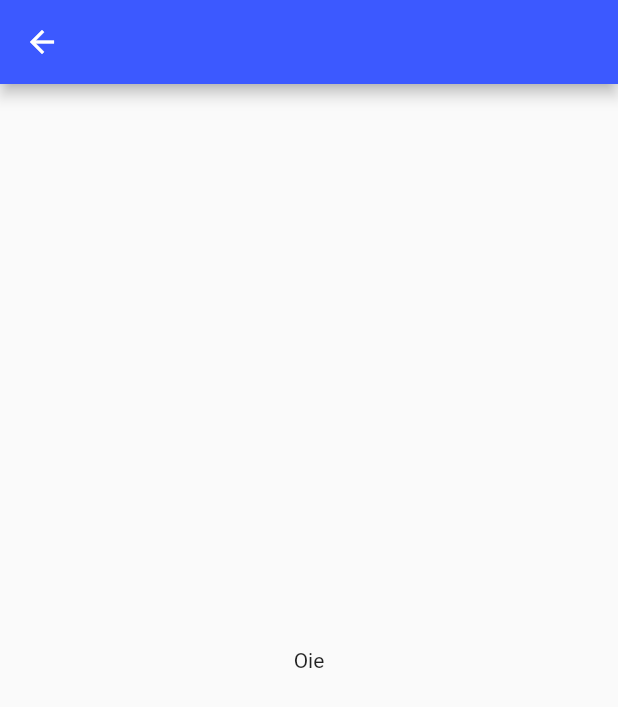
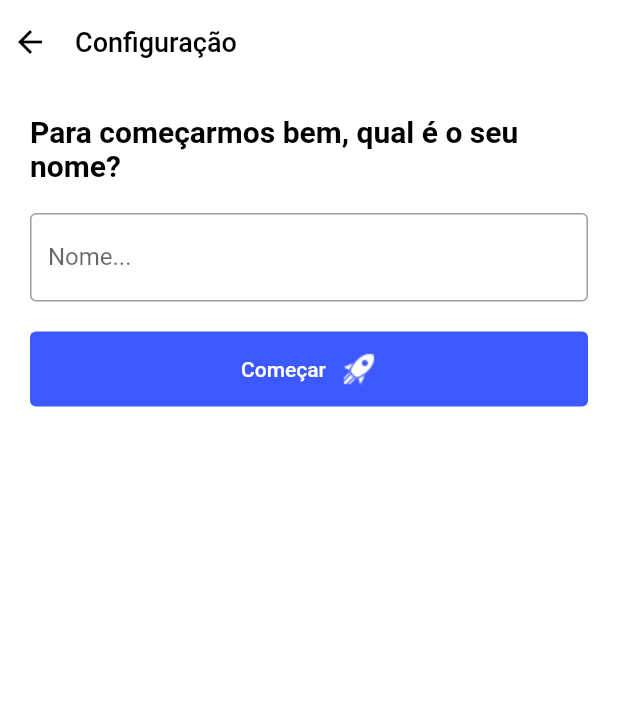
Before and after one commit to jpssantiago/cofrinho_digital, a Flutter app: the screen it shows after launch, after a tap on "Continuar", on a phone screen of 412 x 824 dp. Shown: the top 707 px of the screen. Run offline on Flutter 3.47's test engine with Material 2 defaults, Android fonts, the phone set to English and light mode, and no system bars.

Commit message:
Adicionado a primeira versão da página de configuração.

```diff
--- a/lib/main.dart
+++ b/lib/main.dart
@@ -1,7 +1,11 @@
 import 'package:flutter/material.dart';
+import 'package:provider/provider.dart';
+
+import 'providers/user_provider.dart';
 
 import 'pages/welcome/welcome_page.dart';
 import 'pages/setup/setup_page.dart';
+import 'pages/main/main_page.dart';
 
 void main() => runApp(const MyApp());
 
@@ -10,13 +14,17 @@ class MyApp extends StatelessWidget {
 
   @override
   Widget build(BuildContext context) {
-    return MaterialApp(
+    return ChangeNotifierProvider(
+      create: (context) => UserProvider(),
+      child: MaterialApp(
         routes: {
           '/welcome': (context) => const WelcomePage(),
           '/setup': (context) => const SetupPage(),
+          '/main': (context) => const MainPage(),
         },
         initialRoute: '/welcome',
         theme: _buildTheme(),
+      ),
     );
   }
 }
--- /dev/null
+++ b/lib/models/user_model.dart
@@ -0,0 +1,7 @@
+class UserModel {
+  String name;
+
+  UserModel({
+    required this.name,
+  });
+}
--- a/lib/pages/setup/setup_page.dart
+++ b/lib/pages/setup/setup_page.dart
@@ -1,14 +1,138 @@
 import 'package:flutter/material.dart';
+import 'package:provider/provider.dart';
 
-class SetupPage extends StatelessWidget {
+import '/widgets/custom_app_bar.dart';
+import '/utils/snackbar_utils.dart';
+import '/providers/user_provider.dart';
+
+class SetupPage extends StatefulWidget {
   const SetupPage({Key? key}) : super(key: key);
 
   @override
+  State<SetupPage> createState() => _SetupPageState();
+}
+
+class _SetupPageState extends State<SetupPage> {
+  bool _loading = false;
+
+  @override
   Widget build(BuildContext context) {
+    final TextEditingController _controller = TextEditingController();
+    final UserProvider provider = Provider.of<UserProvider>(
+      context,
+      listen: false,
+    );
+
+    void setLoading(bool value) {
+      setState(() {
+        _loading = value;
+      });
+    }
+
+    Widget _buildTitle() {
+      return const Text(
+        'Para começarmos bem, qual é o seu nome?',
+        style: TextStyle(
+          fontSize: 20,
+          fontWeight: FontWeight.bold,
+          color: Colors.black,
+        ),
+      );
+    }
+
+    Widget _buildInput() {
+      return TextField(
+        decoration: const InputDecoration(
+          labelText: 'Nome...',
+          border: OutlineInputBorder(),
+        ),
+        controller: _controller,
+      );
+    }
+
+    void handleSubmit() async {
+      if (_loading) return;
+
+      String name = _controller.text;
+
+      if (name.trim().isEmpty) {
+        SnackbarUtils.showMessage(
+          context: context,
+          message: 'Informe o seu nome para continuar.',
+        );
+        return;
+      }
+
+      setLoading(true);
+
+      final created = await provider.createUser(name);
+      if (created) {
+        Navigator.of(context).pushNamedAndRemoveUntil(
+          '/main',
+          (route) => false,
+        );
+      }
+
+      setLoading(false);
+    }
+
+    Widget _buildButton() {
+      Row _buildRow() {
+        return Row(
+          mainAxisAlignment: MainAxisAlignment.center,
+          children: [
+            const Text('Começar'),
+            const SizedBox(width: 10),
+            Image.asset('assets/icons/rocket.png'),
+          ],
+        );
+      }
+
+      Widget _buildLoading() {
+        return const SizedBox(
+          width: 24,
+          height: 24,
+          child: CircularProgressIndicator(color: Colors.white),
+        );
+      }
+
+      return SizedBox(
+        height: 50,
+        width: double.infinity,
+        child: TextButton(
+          child: _loading ? _buildLoading() : _buildRow(),
+          onPressed: handleSubmit,
+          style: ButtonStyle(
+            backgroundColor: MaterialStateProperty.all<Color>(
+              Theme.of(context).primaryColor,
+            ),
+            foregroundColor: MaterialStateProperty.all<Color>(
+              Colors.white,
+            ),
+          ),
+        ),
+      );
+    }
+
     return Scaffold(
-      appBar: AppBar(),
-      body: const Center(
-        child: Text('Oie'),
+      appBar: CustomAppBar.buildWhiteAppBar(title: 'Configuração'),
+      body: Container(
+        width: double.infinity,
+        color: Colors.white,
+        child: Padding(
+          padding: const EdgeInsets.symmetric(horizontal: 20),
+          child: Column(
+            crossAxisAlignment: CrossAxisAlignment.start,
+            children: [
+              const SizedBox(height: 20),
+              _buildTitle(),
+              Container(height: 20),
+              _buildInput(),
+              Container(height: 20),
+              _buildButton(),
+            ],
+          ),
+        ),
       ),
     );
   }
--- /dev/null
+++ b/lib/providers/user_provider.dart
@@ -0,0 +1,16 @@
+import 'package:flutter/material.dart';
+
+import '/models/user_model.dart';
+
+class UserProvider extends ChangeNotifier {
+  UserModel? _user;
+  UserModel? get user => _user;
+
+  Future<bool> createUser(String name) {
+    _user = UserModel(name: name);
+
+    return Future.delayed(const Duration(seconds: 2), () {
+      return true;
+    });
+  }
+}
--- /dev/null
+++ b/lib/utils/snackbar_utils.dart
@@ -0,0 +1,9 @@
+import 'package:flutter/material.dart';
+
+class SnackbarUtils {
+  static showMessage({required BuildContext context, required String message}) {
+    ScaffoldMessenger.of(context).showSnackBar(SnackBar(
+      content: Text(message),
+    ));
+  }
+}
--- a/lib/widgets/custom_app_bar.dart
+++ b/lib/widgets/custom_app_bar.dart
@@ -1,12 +1,21 @@
 import 'package:flutter/material.dart';
 
 class CustomAppBar {
-  static AppBar buildWhiteAppBar() {
+  static AppBar buildWhiteAppBar({String? title}) {
     return AppBar(
       backgroundColor: Colors.white,
       foregroundColor: Colors.black,
       elevation: 0,
       brightness: Brightness.light,
+      title: Text(
+        title ?? '',
+        style: const TextStyle(
+          color: Colors.black,
+          fontSize: 18,
+        ),
+      ),
+      iconTheme: const IconThemeData(color: Colors.black),
+      leadingWidth: 34,
     );
   }
 }
--- a/pubspec.yaml
+++ b/pubspec.yaml
@@ -34,6 +34,7 @@ dependencies:
   # The following adds the Cupertino Icons font to your application.
   # Use with the CupertinoIcons class for iOS style icons.
   cupertino_icons: ^1.0.2
+  provider: ^5.0.0
 
 dev_dependencies:
   flutter_test:
@@ -60,7 +61,7 @@ flutter:
   # To add assets to your application, add an assets section, like this:
   assets:
   - assets/images/welcome.png
-  #   - images/a_dot_ham.jpeg
+  - assets/icons/rocket.png
 
   # An image asset can refer to one or more resolution-specific "variants", see
   # https://flutter.dev/assets-and-images/#resolution-aware.
```
Also changed, not shown: lib/pages/main/main_page.dart (added, +20 -0 lines), assets/icons/rocket.png (added), pubspec.lock. Lines whose indentation alone changed are shown as unchanged.
